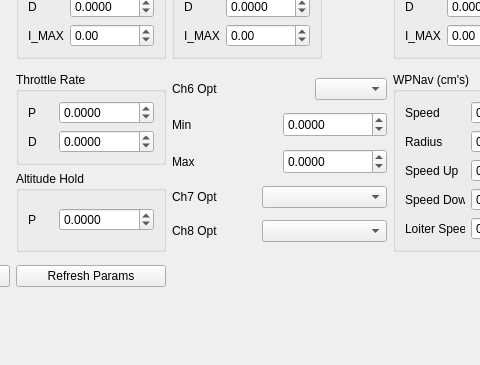
This is src/ui/configuration/ArduCopterPidConfig.ui in ArduPilot/apm_planner as Qt 5 draws it before an edit; both pictures show x 167 to 647 and y 230 to 595 of the 904 by 595 pixel window. The edited form follows.
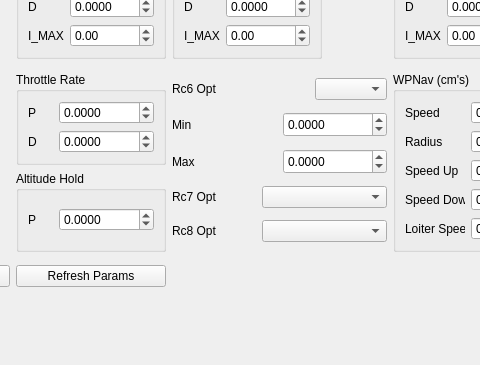
This is the edited form.

Commit message: Copter: Change from CH to RC

```diff
--- a/src/ui/configuration/ArduCopterPidConfig.ui
+++ b/src/ui/configuration/ArduCopterPidConfig.ui
@@ -1257,7 +1257,7 @@
            </sizepolicy>
           </property>
           <property name="text">
-           <string>Ch6 Opt</string>
+           <string>Rc6 Opt</string>
           </property>
          </widget>
         </item>
@@ -1371,7 +1371,7 @@
            </sizepolicy>
           </property>
           <property name="text">
-           <string>Ch7 Opt</string>
+           <string>Rc7 Opt</string>
           </property>
          </widget>
         </item>
@@ -1410,7 +1410,7 @@
            </sizepolicy>
           </property>
           <property name="text">
-           <string>Ch8 Opt</string>
+           <string>Rc8 Opt</string>
           </property>
          </widget>
         </item>
```
The commit also changes 4 other files.
